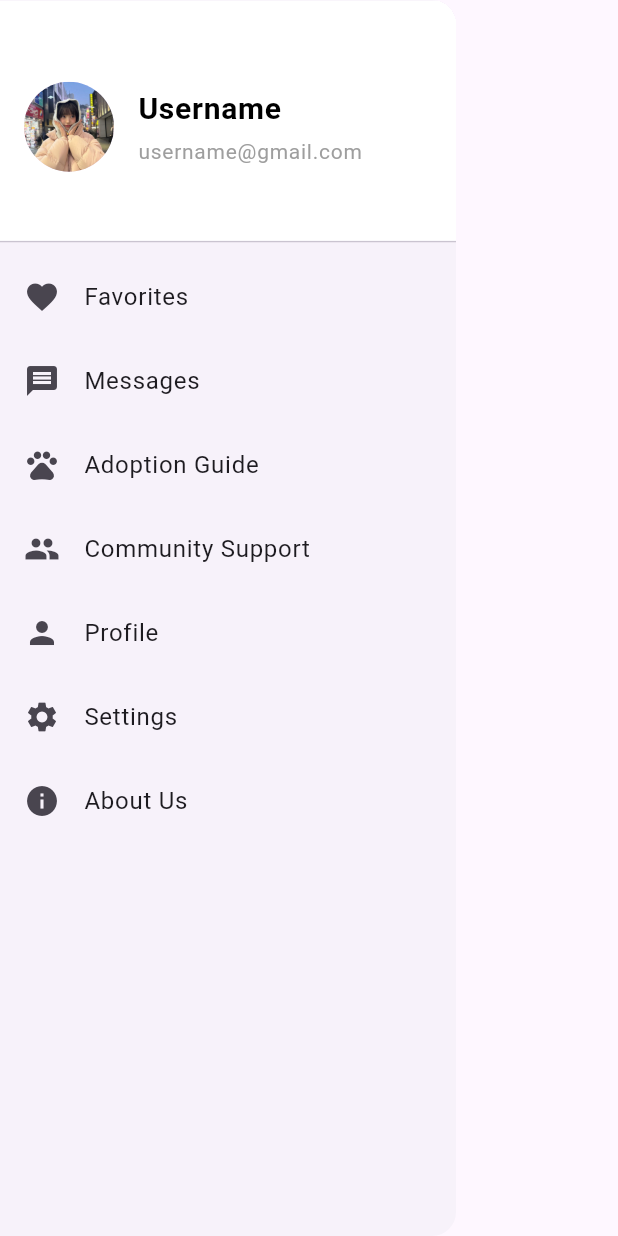
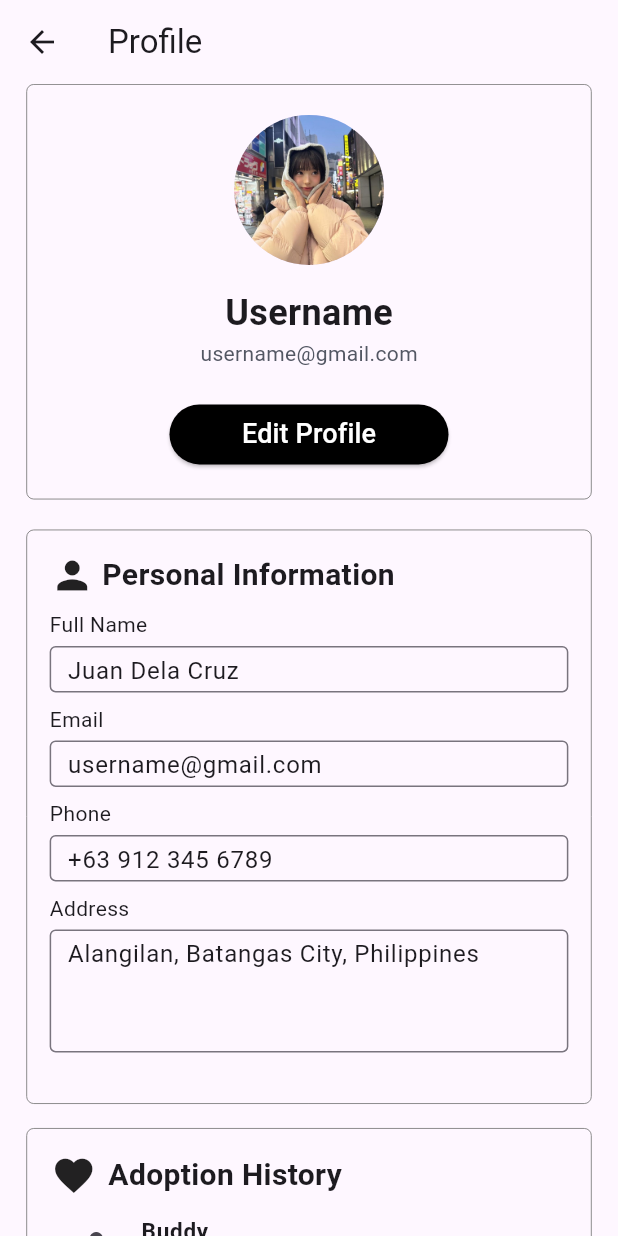
Before and after one commit to GianEzekiel/ReHome, a Flutter app: the CustomDrawer widget shown alone on an empty page, opened directly, after a tap on "Profile", on a phone screen of 412 x 824 dp. Run offline on Flutter 3.47's test engine with Material 3 defaults, Android fonts, the phone set to English and light mode, and no system bars.

Commit message:
added profile screen

```diff
--- a/lib/custom_drawer.dart
+++ b/lib/custom_drawer.dart
@@ -1,4 +1,5 @@
 import 'package:flutter/material.dart';
+import 'package:rehome/profile_screen.dart';
 
 class CustomDrawer extends StatelessWidget {
   const CustomDrawer({super.key});
@@ -87,7 +88,12 @@ class CustomDrawer extends StatelessWidget {
             leading: const Icon(Icons.person),
             title: const Text('Profile'),
             onTap: () {
-              // Handle navigation or action
+              Navigator.push(
+                context,
+                MaterialPageRoute(
+                  builder: (context) => ProfileScreen(),
+                ),
+                );
             },
           ),
           ListTile(
--- /dev/null
+++ b/lib/profile_screen.dart
@@ -0,0 +1,343 @@
+import 'package:flutter/material.dart';
+
+class ProfileScreen extends StatefulWidget {
+  const ProfileScreen({super.key});
+
+  @override
+  State<ProfileScreen> createState() => _ProfileScreenState();
+}
+
+class _ProfileScreenState extends State<ProfileScreen> {
+  @override
+  Widget build(BuildContext context) {
+    // Declare separate state variables for each checkbox
+    bool isChecked1 = false;  // For the first checkbox
+    bool isChecked2 = false;  // For the second checkbox
+    return Scaffold(
+      appBar: AppBar(
+        title: Text('Profile'),
+      ),
+      body: SingleChildScrollView(
+        child: Center(
+          child: Column(
+            children: [
+              Container(
+                width: 377,
+                height: 277,
+                decoration: BoxDecoration(
+                  border: Border.all(
+                    color: const Color(0xFF808080),
+                    width: 0.6,
+                  ),
+                  borderRadius: BorderRadius.circular(5),
+                ),
+                // Edit Profile Section
+                child: Column(
+                  children: [
+                    const SizedBox(height: 20),
+                    const CircleAvatar(
+                      radius: 50,
+                      backgroundImage: AssetImage('lib/assets/avatar.jpg'),
+                    ),
+                    const SizedBox(height: 15),
+                    const Text(
+                      'Username',
+                      style: TextStyle(
+                        fontSize: 24,
+                        fontWeight: FontWeight.bold,
+                      ),
+                    ),
+                    const Text(
+                      'username@gmail.com',
+                      style: TextStyle(
+                        color: Color(0xff535763),
+                        fontSize: 14,
+                      ),
+                    ),
+                    const SizedBox(height: 20),
+                    ElevatedButton(
+                      onPressed: () => {},
+                      style: ElevatedButton.styleFrom(
+                        backgroundColor: Color(0xff000000),
+                        foregroundColor: Color(0xFFFFFFFF),
+                        fixedSize: Size(186, 40),
+                        shape: RoundedRectangleBorder(
+                          borderRadius: BorderRadius.circular(50),
+                        ),
+                      ),
+                      child: const Text(
+                        'Edit Profile',
+                        style: TextStyle(
+                          fontSize: 18,
+                        ),
+                      ),
+                    ),
+                  ],
+                ),
+              ),
+              const SizedBox(height: 20),
+              // Personal Information Section
+              Container(
+                width: 377,
+                height: 383,
+                decoration: BoxDecoration(
+                  border: Border.all(
+                    color: const Color(0xFF808080),
+                    width: 0.6,
+                  ),
+                  borderRadius: BorderRadius.circular(5),
+                ),
+                child: Padding(
+                  padding: const EdgeInsets.all(15.0),
+                  child: Column(
+                    crossAxisAlignment: CrossAxisAlignment.start,
+                    children: [
+                      const Row(
+                        children: [
+                          Icon(
+                            Icons.person,
+                            size: 30,
+                          ),
+                          SizedBox(width: 5),
+                          Text(
+                            'Personal Information',
+                            style: TextStyle(
+                              fontWeight: FontWeight.bold,
+                              fontSize: 20,
+                            ),
+                          ),
+                        ],
+                      ),
+                      const SizedBox(height: 8),
+                      _buildTextField(label: 'Full Name', initialValue: 'Juan Dela Cruz'),
+                      _buildTextField(label: 'Email', initialValue: 'username@gmail.com'),
+                      _buildTextField(label: 'Phone', initialValue: '+63 912 345 6789'),
+                      _buildTextField(label: 'Address', initialValue: 'Alangilan, Batangas City, Philippines'),
+                    ],
+                  ),
+                ),
+              ),
+              const SizedBox(height: 16),
+              // Adoption History Section
+              Container(
+                width: 377,
+                decoration: BoxDecoration(
+                  border: Border.all(
+                    color: const Color(0xFF808080),
+                    width: 0.6,
+                  ),
+                  borderRadius: BorderRadius.circular(5),
+                ),
+                child: Padding(
+                  padding: EdgeInsets.all(16.0),
+                  child: Column(
+                    crossAxisAlignment: CrossAxisAlignment.start,
+                    children: [
+                      const Row(
+                        children: [
+                          Icon(
+                            Icons.favorite,
+                            size: 30,
+                          ),
+                          SizedBox(width: 8),
+                          Text(
+                            'Adoption History',
+                            style: TextStyle(
+                              fontWeight: FontWeight.bold,
+                              fontSize:20,
+                            ),
+                          ),
+                        ],
+                      ),
+                      _buildAdoptionHistoryItem('Buddy', 'Adopted on April 20, 2024'),
+                      _buildAdoptionHistoryItem('Catzy', 'Adopted on March 4, 2024'),
+                    ],
+                  ),
+                ),
+              ),
+              const SizedBox(height: 16),
+
+              // Account Settings Section
+              Container(
+                width: 377,
+                decoration: BoxDecoration(
+                  border: Border.all(
+                    color: const Color(0xFF808080),
+                    width: 0.6,
+                  ),
+                  borderRadius: BorderRadius.circular(5),
+                ),
+                child: Padding(
+                  padding: EdgeInsets.all(16.0),
+                  child: Column(
+                    crossAxisAlignment: CrossAxisAlignment.start,
+                    children: [
+                      const Row(
+                        children: [
+                          Icon(
+                            Icons.settings,
+                            size: 30,
+                          ),
+                          SizedBox(width: 8),
+                          Text(
+                            'Account Settings',
+                            style: TextStyle(
+                              fontWeight: FontWeight.bold,
+                              fontSize:21
+                            ),
+                          ),
+                        ],
+                      ),
+                      const SizedBox(height: 10),
+                      const Text(
+                        'Email Notifications',
+                        style: TextStyle(
+                          fontWeight: FontWeight.bold,
+                          fontSize:15,
+                        ),
+                      ),
+                      CheckboxListTile(
+                        title: const Text(
+                          'Receive updates about new pets available for adoption',
+                          style: TextStyle(
+                              fontSize:13,
+                          ),
+                        ),
+                        value: isChecked1,
+                        onChanged: (bool? value) {
+                          setState(() {
+                            isChecked1 = value ?? false; // Update the state when clicked
+                          });
+                        },
+                        activeColor: Colors.black,
+                        checkColor: Colors.white,
+                      ),
+                      const Text(
+                        'Privacy Settings',
+                        style: TextStyle(
+                          fontWeight: FontWeight.bold,
+                          fontSize:15,
+                        ),
+                      ),
+                      CheckboxListTile(
+                        title: const Text(
+                          'Make my profile visible to other users',
+                          style: TextStyle(
+                              fontSize:13,
+                          ),
+                        ),
+                        value: isChecked2,
+                        onChanged: (bool? value) {
+                          setState(() {
+                            isChecked2 = value ?? false; // Update the state when clicked
+                          });
+                        },
+                        activeColor: Colors.black,
+                        checkColor: Colors.white,
+                      ),
+                      Container(
+                        padding: const EdgeInsets.all(8),
+                        width: 347,
+                        decoration: BoxDecoration(
+                          border: Border.all(
+                            color: const Color(0xFF808080),
+                            width: 0.6,
+                          ),
+                          borderRadius: BorderRadius.circular(5),
+                        ),
+                        child: const Center(
+                          child: Text(
+                            'Change Password',
+                            style: TextStyle(
+                                fontSize: 18,
+                                fontWeight: FontWeight.bold,
+                              ),
+                            ),
+                        ),
+                      ),
+                      const SizedBox(height: 8),
+                      Container(
+                        padding: const EdgeInsets.all(8),
+                        width: 347,
+                        decoration: BoxDecoration(
+                          color: Color(0xffEF4444),
+                          border: Border.all(
+                            color: const Color(0xFF808080),
+                            width: 0.6,
+                          ),
+                          borderRadius: BorderRadius.circular(5),
+                        ),
+                        child: const Center(
+                          child: Text(
+                            'Delete Account',
+                              style: TextStyle(
+                              color: Colors.white,
+                                fontSize: 18,
+                                fontWeight: FontWeight.bold,
+                              ),
+                            ),
+                        ),
+                      ),
+                    ],
+                  ),
+                ),
+              ),
+            ],
+          ),
+        ),
+      ),
+    );
+  }
+
+  Widget _buildTextField({required String label, required String initialValue}) {
+  return Column(
+    crossAxisAlignment: CrossAxisAlignment.start,
+    children: [
+      Text(
+        label,
+        style: const TextStyle(
+          fontSize: 14,
+        ),
+      ),
+      const SizedBox(height: 4),
+      SizedBox(
+        width: 347,
+        height: label == 'Address' ? 90 : 31, // Set different height for Address field
+        child: TextFormField(
+          initialValue: initialValue,
+          decoration: const InputDecoration(
+            border: OutlineInputBorder(),
+            contentPadding: EdgeInsets.symmetric(horizontal: 8, vertical: 5),
+          ),
+          maxLines: label == 'Address' ? 3 : 1, // Allow multiline input for Address field
+        ),
+      ),
+      const SizedBox(height: 8),
+    ],
+  );
+}
+
+
+Widget _buildAdoptionHistoryItem(String name, String date) {
+  return ListTile(
+    dense: true,
+    leading: const Icon(
+      Icons.person,
+      size: 28,
+    ),
+    title: Text(
+      name,
+      style: const TextStyle(
+        fontWeight: FontWeight.bold,
+        fontSize: 15
+      ),
+    ),
+    subtitle: Text(
+      date,
+      style: const TextStyle(
+        fontSize: 12
+      ),
+    ),
+  );
+}
+}
```
